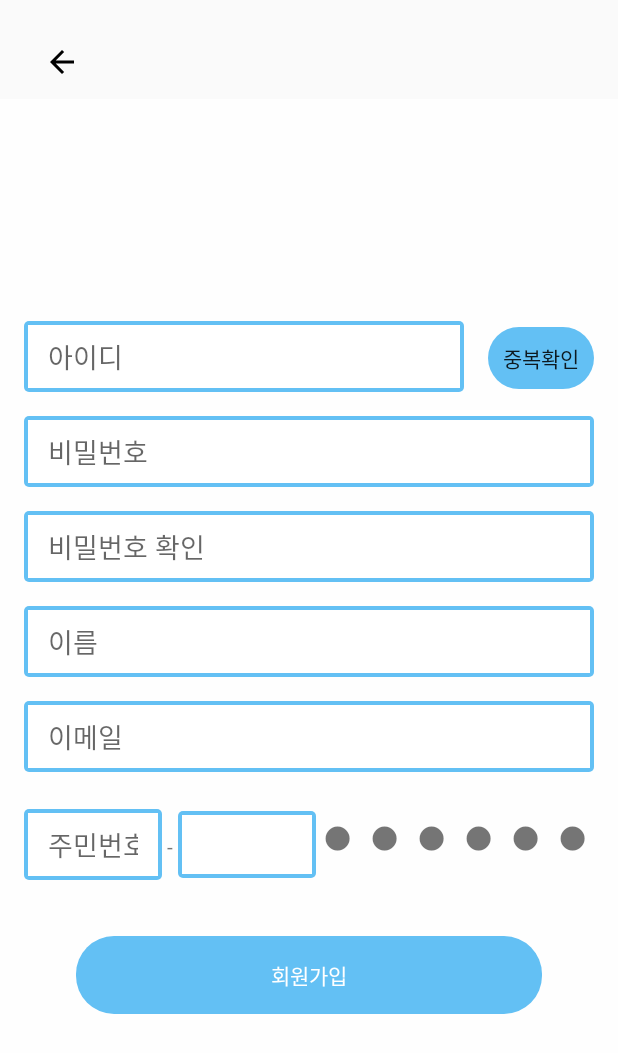
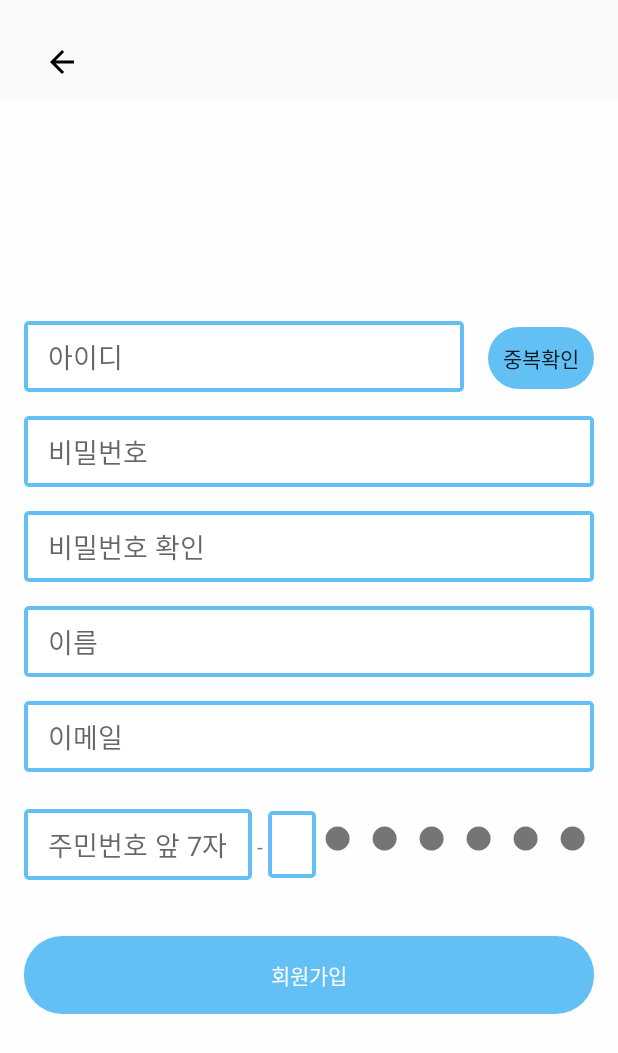
Before and after one commit to wnsdn00/DodamDodam, an Android app: the screen it shows after launch (RegisterActivity), after a tap on "회원가입", on a phone screen of 412 x 824 dp. Shown: the top 1053 px of the screen. Run offline under Robolectric (Android 15) with nearby library versions, the phone set to English and light mode, and no system bars; our stand-ins replace Firebase (no records; nobody signed in at launch, a user with empty details on screens opened directly).

Commit message:
commit add message

```diff
--- a/app/src/main/java/com/explorit/dodamdodam/LoginActivity.kt
+++ b/app/src/main/java/com/explorit/dodamdodam/LoginActivity.kt
@@ -20,6 +20,11 @@ class LoginActivity : AppCompatActivity() {
     override fun onCreate(savedInstanceState: Bundle?) {
         super.onCreate(savedInstanceState)
         setContentView(R.layout.activity_login)
+
+        val findIdButton = findViewById<Button>(R.id.findID)
+        findIdButton.setOnClickListener {
+            onFindIdButtonClick(it)
+        }
 
         // Firebase 인증 초기화
         auth = FirebaseAuth.getInstance()
@@ -68,6 +73,12 @@ class LoginActivity : AppCompatActivity() {
         startActivity(intent)
     }
 
+    // 아이디 찾기 버튼 클릭 시 호출될 메서드
+    fun onFindIdButtonClick(view: View) {
+        val intent = Intent(this, FindIdActivity::class.java)
+        startActivity(intent)
+    }
+
     // 회원가입 버튼 클릭 시 호출될 메서드
     fun onRegisterButtonClick(view: View) {
         val intent = Intent(this, RegisterActivity::class.java)
--- a/app/src/main/res/layout/activity_register.xml
+++ b/app/src/main/res/layout/activity_register.xml
@@ -12,7 +12,6 @@
         android:layout_height="50dp"
         android:layout_margin="16dp"
         android:background="@android:color/transparent"
-        android:contentDescription="@string/back_button"
         app:srcCompat="@drawable/ic_back"
         app:layout_constraintTop_toTopOf="parent"
         app:layout_constraintStart_toStartOf="parent" />
@@ -116,12 +115,13 @@
 
             <EditText
                 android:id="@+id/registerBirth"
-                android:layout_width="0dp"
+                android:layout_width="120dp"
                 android:layout_height="wrap_content"
                 android:layout_weight="1"
                 android:layout_marginBottom="16dp"
                 android:background="@drawable/login_border"
                 android:hint="주민번호 앞 7자리"
+                android:maxLength="6"
                 android:inputType="number"
                 android:paddingLeft="16dp"
                 android:paddingTop="10dp"
@@ -142,8 +142,9 @@
                 android:layout_weight="1"
                 android:layout_marginBottom="16dp"
                 android:background="@drawable/login_border"
-                android:hint="     "
-                android:inputType="text"
+                android:hint="  "
+                android:maxLength="1"
+                android:inputType="number"
                 android:paddingLeft="16dp"
                 android:paddingTop="10dp"
                 android:paddingBottom="10dp" />
@@ -157,21 +158,21 @@
                 android:textSize="55px"/>
         </LinearLayout>
 
+        //회원가입 버튼
         <Button
             android:id="@+id/buttonRegister"
-            android:layout_width="wrap_content"
+            android:layout_width="match_parent"
             android:layout_height="wrap_content"
             android:background="@drawable/black_border"
             android:layout_marginTop="30dp"
             android:backgroundTint="#63C0F4"
-            android:minWidth="0dp"
-            android:minHeight="0dp"
             android:paddingLeft="130dp"
             android:paddingRight="130dp"
             android:paddingTop="15dp"
             android:paddingBottom="15dp"
             android:text="회원가입"
-            android:textColor="@android:color/white"/>
+            android:textColor="@android:color/white"
+            android:onClick="onRegisterButtonClick"/>
 
     </LinearLayout>
 
```
Also changed, not shown: app/src/main/AndroidManifest.xml (+14 -2 lines), app/src/main/java/com/explorit/dodamdodam/FindId2Activity.kt (added, +34 -0 lines), app/src/main/java/com/explorit/dodamdodam/FindIdActivity.kt (added, +38 -0 lines), app/src/main/java/com/explorit/dodamdodam/RegisterActivity.kt (+7 -0 lines), app/src/main/res/layout/activity_login.xml (+3 -9 lines), app/src/main/res/layout/find_id.xml (+25 -22 lines), app/src/main/res/layout/find_id2.xml (+22 -21 lines).
